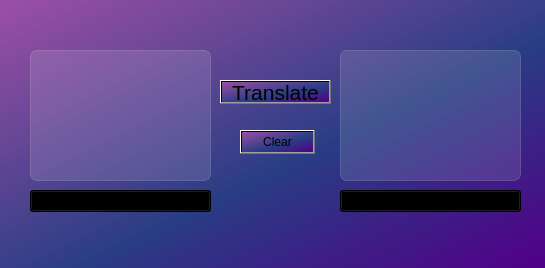
This is Translator.ui in SolomiyaKS/Translator-project as Qt 5 draws it before an edit. The edited form follows.
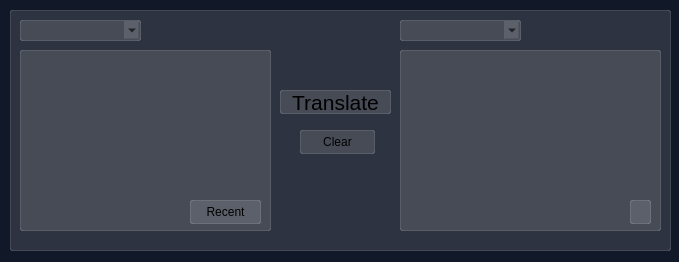
This is the edited form. Icons and pictures are not drawn.

Patch:
```diff
--- a/Translator.ui
+++ b/Translator.ui
@@ -6,22 +6,63 @@
    <rect>
     <x>0</x>
     <y>0</y>
-    <width>545</width>
-    <height>268</height>
+    <width>679</width>
+    <height>262</height>
    </rect>
   </property>
   <property name="windowTitle">
    <string>Translator</string>
   </property>
   <property name="styleSheet">
-   <string notr="true">background-color: qlineargradient(spread:pad, x1:1, y1:1, x2:0, y2:0, stop:0 rgba(81, 0, 135, 255), stop:0.427447 rgba(41, 61, 132, 235), stop:1 rgba(155, 79, 165, 255));
+   <string notr="true">background-color: #111827;
+
 </string>
   </property>
   <widget class="QWidget" name="centralwidget">
-   <widget class="QPushButton" name="pushButton">
+   <widget class="QFrame" name="languages">
     <property name="geometry">
      <rect>
-      <x>220</x>
+      <x>10</x>
+      <y>10</y>
+      <width>661</width>
+      <height>241</height>
+     </rect>
+    </property>
+    <property name="styleSheet">
+     <string notr="true">background-color: rgba(255, 255, 255, 30); 
+border: 1px solid rgba(255,255,255,40);
+border-radius: 2px;</string>
+    </property>
+    <property name="frameShape">
+     <enum>QFrame::Shape::StyledPanel</enum>
+    </property>
+    <property name="frameShadow">
+     <enum>QFrame::Shadow::Raised</enum>
+    </property>
+    <widget class="QComboBox" name="comboBox_1">
+     <property name="geometry">
+      <rect>
+       <x>10</x>
+       <y>10</y>
+       <width>121</width>
+       <height>21</height>
+      </rect>
+     </property>
+    </widget>
+    <widget class="QComboBox" name="comboBox_2">
+     <property name="geometry">
+      <rect>
+       <x>390</x>
+       <y>10</y>
+       <width>121</width>
+       <height>21</height>
+      </rect>
+     </property>
+    </widget>
+    <widget class="QPushButton" name="translate_btn">
+     <property name="geometry">
+      <rect>
+       <x>270</x>
       <y>80</y>
       <width>111</width>
       <height>24</height>
@@ -33,60 +74,81 @@
       <pointsize>16</pointsize>
      </font>
     </property>
+     <property name="styleSheet">
+      <string notr="true">background-color: rgba(255, 255, 255, 30); 
+
+</string>
+     </property>
     <property name="text">
      <string>Translate</string>
     </property>
    </widget>
-   <widget class="QPushButton" name="pushButton_2">
+    <widget class="QTextEdit" name="textEdit_2">
     <property name="geometry">
      <rect>
-      <x>240</x>
-      <y>130</y>
+       <x>390</x>
+       <y>40</y>
+       <width>261</width>
+       <height>181</height>
+      </rect>
+     </property>
+     <property name="font">
+      <font>
+       <pointsize>16</pointsize>
+      </font>
+     </property>
+     <property name="styleSheet">
+      <string notr="true">background-color: rgba(255, 255, 255, 30); 
+border: 1px solid rgba(255,255,255,40);
+border-radius: 2px;</string>
+     </property>
+    </widget>
+    <widget class="QPushButton" name="clear_btn">
+     <property name="geometry">
+      <rect>
+       <x>290</x>
+       <y>120</y>
       <width>75</width>
       <height>24</height>
      </rect>
     </property>
+     <property name="styleSheet">
+      <string notr="true">background-color: rgba(255, 255, 255, 30); 
+</string>
+     </property>
     <property name="text">
      <string>Clear</string>
     </property>
    </widget>
-   <widget class="QComboBox" name="comboBox">
+    <widget class="QPushButton" name="copy_btn">
     <property name="geometry">
      <rect>
-      <x>30</x>
+       <x>620</x>
       <y>190</y>
-      <width>181</width>
-      <height>22</height>
-     </rect>
-    </property>
-   </widget>
-   <widget class="QTextEdit" name="textEdit">
-    <property name="geometry">
-     <rect>
-      <x>30</x>
-      <y>50</y>
-      <width>181</width>
-      <height>131</height>
-     </rect>
-    </property>
-    <property name="font">
-     <font>
-      <pointsize>16</pointsize>
-     </font>
-    </property>
+       <width>21</width>
+       <height>24</height>
+      </rect>
+     </property>
     <property name="styleSheet">
      <string notr="true">background-color: rgba(255, 255, 255, 30); 
 border: 1px solid rgba(255,255,255,40);
-border-radius: 7px;</string>
-    </property>
-   </widget>
-   <widget class="QTextEdit" name="textEdit_2">
+border-radius: 2px;</string>
+     </property>
+     <property name="text">
+      <string/>
+     </property>
+     <property name="icon">
+      <iconset resource="res.qrc">
+       <normaloff>:/icons/icons/copy.png</normaloff>:/icons/icons/copy.png</iconset>
+     </property>
+    </widget>
+    <widget class="QTextEdit" name="textEdit_1">
     <property name="geometry">
      <rect>
-      <x>340</x>
-      <y>50</y>
-      <width>181</width>
-      <height>131</height>
+       <x>10</x>
+       <y>40</y>
+       <width>251</width>
+       <height>181</height>
      </rect>
     </property>
     <property name="font">
@@ -97,21 +159,31 @@
     <property name="styleSheet">
      <string notr="true">background-color: rgba(255, 255, 255, 30); 
 border: 1px solid rgba(255,255,255,40);
-border-radius: 7px;</string>
-    </property>
-   </widget>
-   <widget class="QComboBox" name="comboBox_2">
+border-radius: 2px;</string>
+     </property>
+    </widget>
+    <widget class="QPushButton" name="recent_btn">
     <property name="geometry">
      <rect>
-      <x>340</x>
+       <x>180</x>
       <y>190</y>
-      <width>181</width>
-      <height>22</height>
-     </rect>
-    </property>
+       <width>71</width>
+       <height>24</height>
+      </rect>
+     </property>
+     <property name="text">
+      <string>Recent</string>
+     </property>
+     <property name="icon">
+      <iconset resource="res.qrc">
+       <normaloff>:/icons/icons/recent.png</normaloff>:/icons/icons/recent.png</iconset>
+     </property>
    </widget>
   </widget>
  </widget>
- <resources/>
+ </widget>
+ <resources>
+  <include location="res.qrc"/>
+ </resources>
  <connections/>
 </ui>
```
Lines whose indentation alone changed are shown as unchanged.
